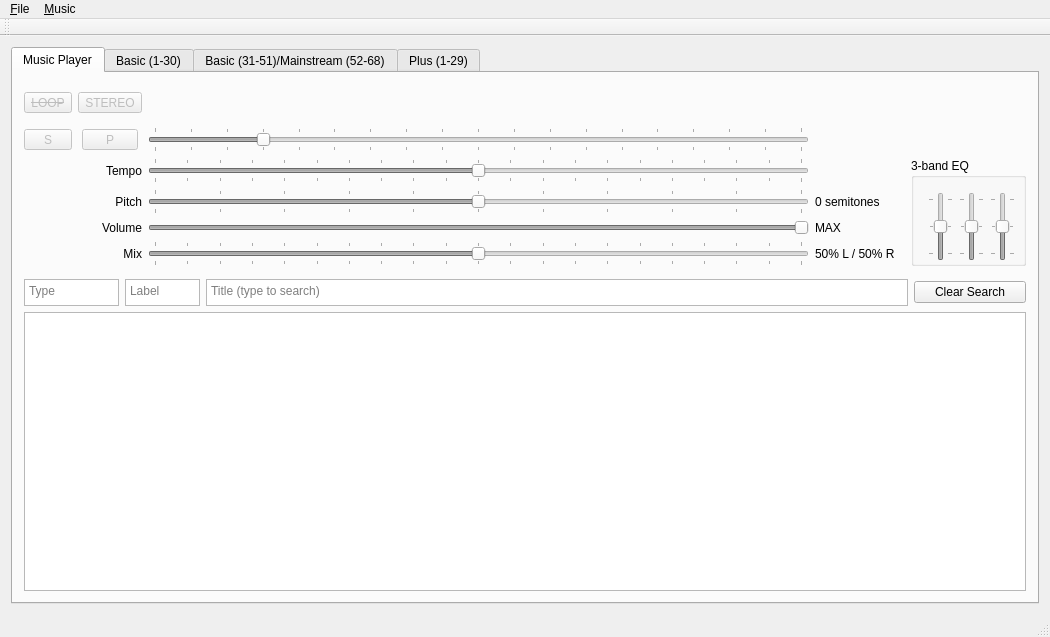
Above: SquareDesk-DEV/test123/mainwindow.ui from mpogue2/SquareDesk before the change. Below: the same form after it.
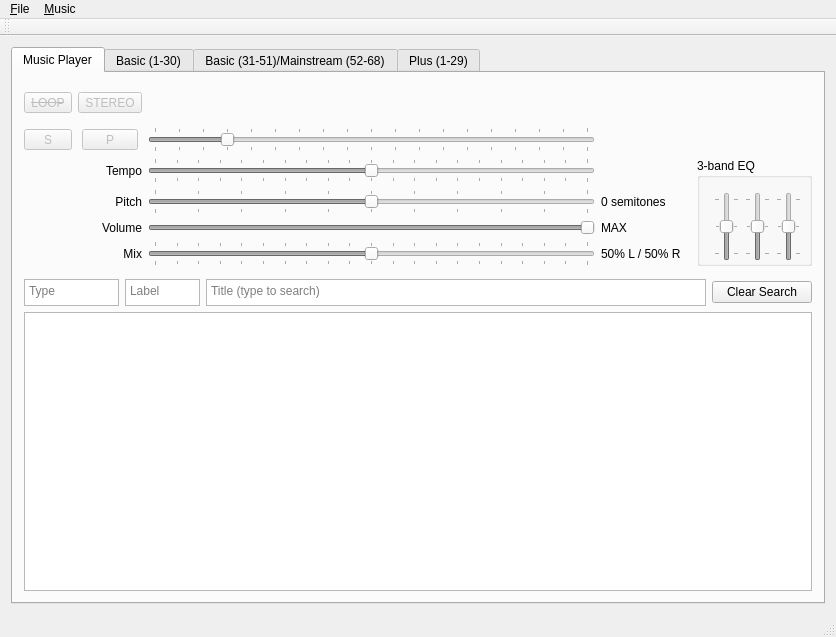
That is the form after the change. Custom widgets are drawn as their Qt base class.

Commit message: Changes to BPM detection to make it more correct and more robust. Bug: was always using 127 for detected BPM, instead of the real detected BPM. Turned off BPM detection for the "xtras" folder (cued rounds, etc).  Also, turned off BPM detection if the number was too far away from 125.  In this case, switch to using percent, with 100% as the base tempo. Also made the default window smaller.

```diff
--- a/SquareDesk-DEV/test123/mainwindow.ui
+++ b/SquareDesk-DEV/test123/mainwindow.ui
@@ -6,7 +6,7 @@
    <rect>
     <x>0</x>
     <y>0</y>
-    <width>1050</width>
+    <width>762</width>
     <height>531</height>
    </rect>
   </property>
@@ -924,7 +924,7 @@
     <rect>
      <x>0</x>
      <y>0</y>
-     <width>1050</width>
+     <width>762</width>
      <height>22</height>
     </rect>
    </property>
```
The commit also changes 3 other files.
